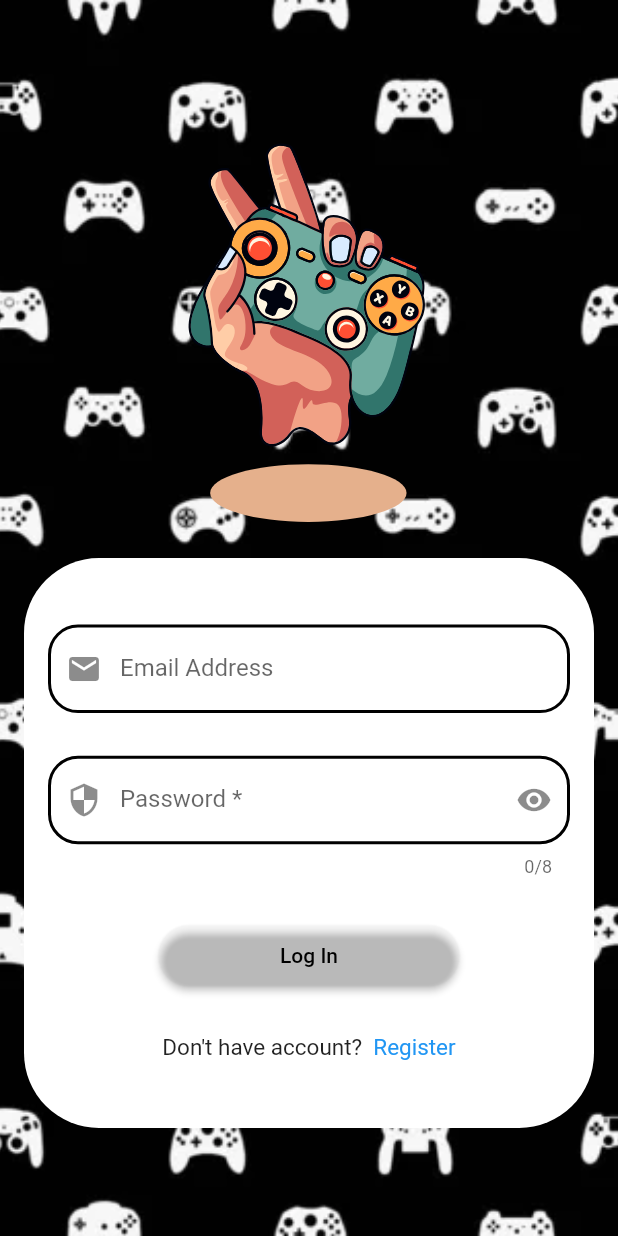
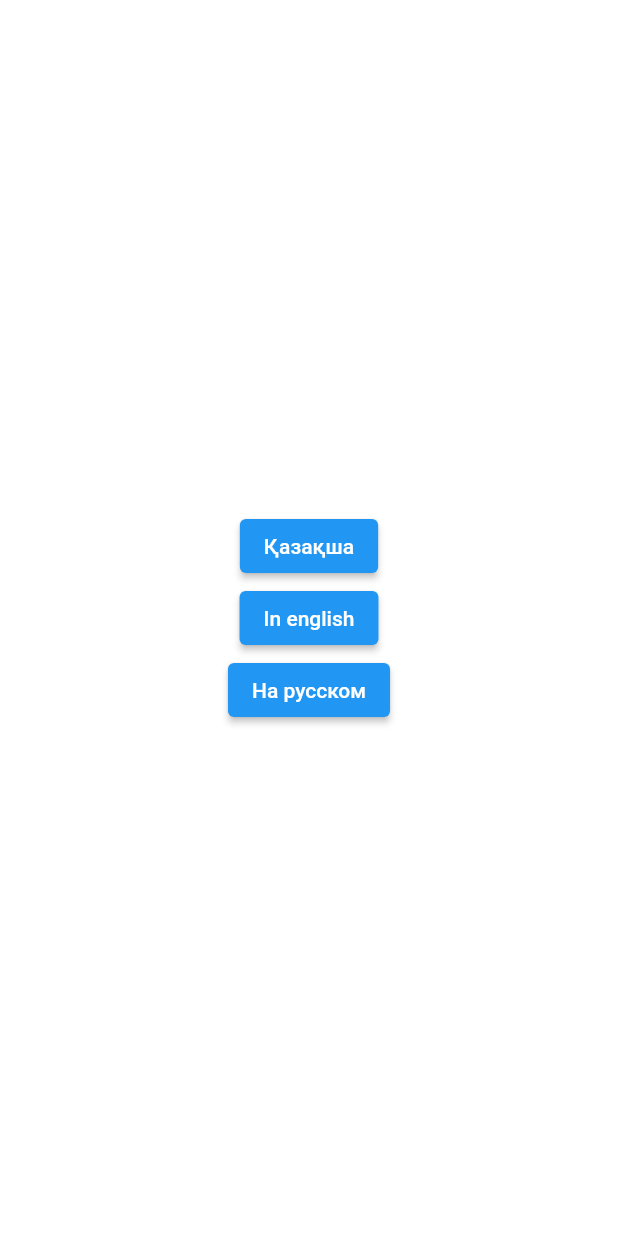
Before and after one commit to doszhvn/control, a Flutter app: the screen it shows after launch, on a phone screen of 412 x 824 dp. Run offline on Flutter 3.47's test engine with Material 2 defaults, Android fonts, the phone set to English and light mode, and no system bars; our stand-ins replace easy_localization, google_maps_flutter, google_nav_bar, like_button, lottie; missing offline and left inert: dart:ffi, google_maps_flutter_android, qr_code_scanner.

```diff
--- a/lib/main.dart
+++ b/lib/main.dart
@@ -1,4 +1,4 @@
-// ignore_for_file: prefer_const_constructors
+// ignore_for_file: prefer_const_constructors, use_build_context_synchronously
 
 import 'package:easy_localization/easy_localization.dart';
 import 'package:flutter/material.dart';
@@ -38,20 +38,20 @@ class MyApp extends StatelessWidget {
         primarySwatch: Colors.blue,
       ),
       debugShowCheckedModeBanner: false,
-      home: const LogInPage(),
+      home: const LocalPage(),
     );
   }
 }
-  User newUser = User();
+
 class MainPage extends StatefulWidget {
   const MainPage({super.key});
 
   @override
   State<MainPage> createState() => _MainPageState();
 }
+  User newUser = User();
 
 class _MainPageState extends State<MainPage> {
-
   int _currentIndex = 0;
   final ttabs = [
     HomePage(),
@@ -101,3 +101,47 @@ class _MainPageState extends State<MainPage> {
     )));
   }
 }
+
+
+class LocalPage extends StatefulWidget {
+  const LocalPage({super.key});
+
+  @override
+  State<LocalPage> createState() => _LocalPageState();
+}
+
+class _LocalPageState extends State<LocalPage> {
+  @override
+  Widget build(BuildContext context) {
+    return Container(
+      child: Column(
+        mainAxisAlignment: MainAxisAlignment.center,
+        children:[
+        ElevatedButton(
+              onPressed: ()async{
+                await context.setLocale(Locale('kk'));
+                Navigator.of(context).pushReplacement(MaterialPageRoute(builder: (BuildContext context) => LogInPage()));
+              },
+              child: const Text('Қазақша'),
+              //color: Colors.green,
+            ),
+            ElevatedButton(
+              onPressed: ()async{
+                await context.setLocale(Locale('en'));
+                Navigator.of(context).pushReplacement(MaterialPageRoute(builder: (BuildContext context) => LogInPage()));
+              },
+              child: const Text('In english'),
+              //color: Colors.green,
+            ),
+            ElevatedButton(
+              onPressed: ()async{
+                await context.setLocale(Locale('ru'));
+                Navigator.of(context).pushReplacement(MaterialPageRoute(builder: (BuildContext context) => LogInPage()));
+              },
+              child: const Text('На русском'),
+              //color: Colors.green,
+            ),
+      ]),
+    );
+  }
+}
--- a/lib/pages/login_page.dart
+++ b/lib/pages/login_page.dart
@@ -1,10 +1,13 @@
 
-// ignore_for_file: prefer_const_constructors, dead_code
+// ignore_for_file: prefer_const_constructors, dead_code, unused_import
 
 import 'package:flutter/material.dart';
 import 'register_form_page.dart';
 import 'package:form_app/main.dart';
 import 'package:lottie/lottie.dart';
+import 'package:form_app/translations/locale_keys.g.dart';
+import 'package:easy_localization/easy_localization.dart';
+import 'package:form_app/translations/codegen_loader.g.dart';
 
 class LogInPage extends StatefulWidget {
   const LogInPage({super.key});
@@ -77,7 +80,7 @@ class _LogInPageState extends State<LogInPage> {
               maxLength: 8,
               decoration: InputDecoration(
 
-                labelText: 'Password *',
+                labelText: 'Password',
                 hintText: 'Enter the password',
                 suffixIcon: IconButton(
                   icon:
@@ -102,7 +105,7 @@ class _LogInPageState extends State<LogInPage> {
 
             ),
              ElevatedButton(
-                  child: Text('Log In',style: TextStyle(color:Colors.black) ,),
+                  child: Text((LocaleKeys.login.tr()),style: TextStyle(color:Colors.black) ,),
                   style: ElevatedButton.styleFrom(
                       primary: Colors.transparent,
                       fixedSize: Size(200, 40),
@@ -111,9 +114,9 @@ class _LogInPageState extends State<LogInPage> {
                   onPressed: () {Navigator.of(context).pushReplacement(MaterialPageRoute(builder: (BuildContext context) => MainPage()));},),
               Row(
                 mainAxisAlignment: MainAxisAlignment.center,
-              children: [Text("Don't have account?", style: TextStyle(fontSize: 15)),
+              children: [Text((LocaleKeys.dha.tr()), style: TextStyle(fontSize: 15)),
               GestureDetector(
-              child:Text("  Register", style: TextStyle(color: Colors. blue, fontSize: 15),),
+              child:Text((LocaleKeys.reg.tr()), style: TextStyle(color: Colors. blue, fontSize: 15),),
               onTap:(){
                 Navigator.of(context).pushReplacement(MaterialPageRoute(builder: (BuildContext context) => RegisterFormPage()));
               })]
--- a/pubspec.yaml
+++ b/pubspec.yaml
@@ -41,6 +41,8 @@ dependencies:
   like_button: ^2.0.5
   lottie: ^2.0.0
   qr_code_scanner: ^1.0.1
+  google_maps_flutter: ^2.2.1
+
 
 dev_dependencies:
   flutter_test:
```
Also changed, not shown: assets/translations/en.json (+6 -1 lines), assets/translations/kk.json (+7 -2 lines), assets/translations/ru.json (+6 -1 lines), lib/pages/navigation_pages/map.dart (+52 -1 lines), lib/pages/navigation_pages/qrscan.dart (+58 -60 lines), lib/pages/register_form_page.dart (+1 -23 lines), lib/translations/codegen_loader.g.dart, lib/translations/locale_keys.g.dart, pubspec.lock, 5 other files.
